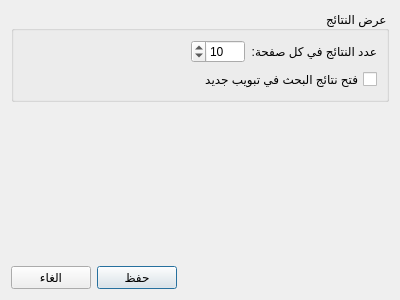
First picture: the form in settingsdialog.ui, repository boussouira/albahhet, before the edit.
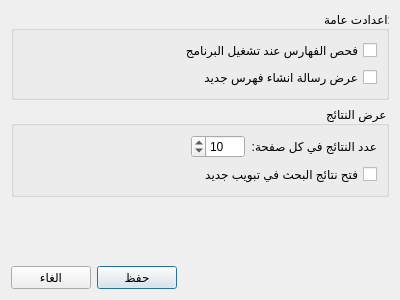
Second picture: the form after the edit.

What changed in the file:
```diff
--- a/settingsdialog.ui
+++ b/settingsdialog.ui
@@ -19,7 +19,30 @@
   <property name="locale">
    <locale language="Arabic" country="Morocco"/>
   </property>
-  <layout class="QVBoxLayout" name="verticalLayout_2">
+  <layout class="QVBoxLayout" name="verticalLayout_3">
+   <item>
+    <widget class="QGroupBox" name="groupBox_2">
+     <property name="title">
+      <string>اعدادت عامة:</string>
+     </property>
+     <layout class="QVBoxLayout" name="verticalLayout_2">
+      <item>
+       <widget class="QCheckBox" name="checkScanIndexes">
+        <property name="text">
+         <string>فحص الفهارس عند تشغيل البرنامج</string>
+        </property>
+       </widget>
+      </item>
+      <item>
+       <widget class="QCheckBox" name="checkShowNewIndex">
+        <property name="text">
+         <string>عرض رسالة انشاء فهرس جديد</string>
+        </property>
+       </widget>
+      </item>
+     </layout>
+    </widget>
+   </item>
    <item>
     <widget class="QGroupBox" name="groupBox">
      <property name="sizePolicy">
```
